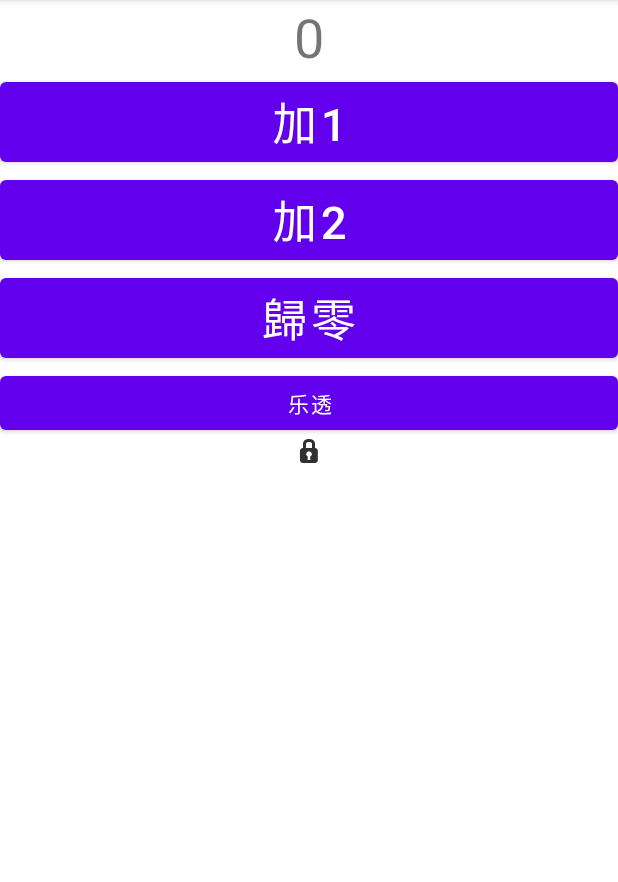
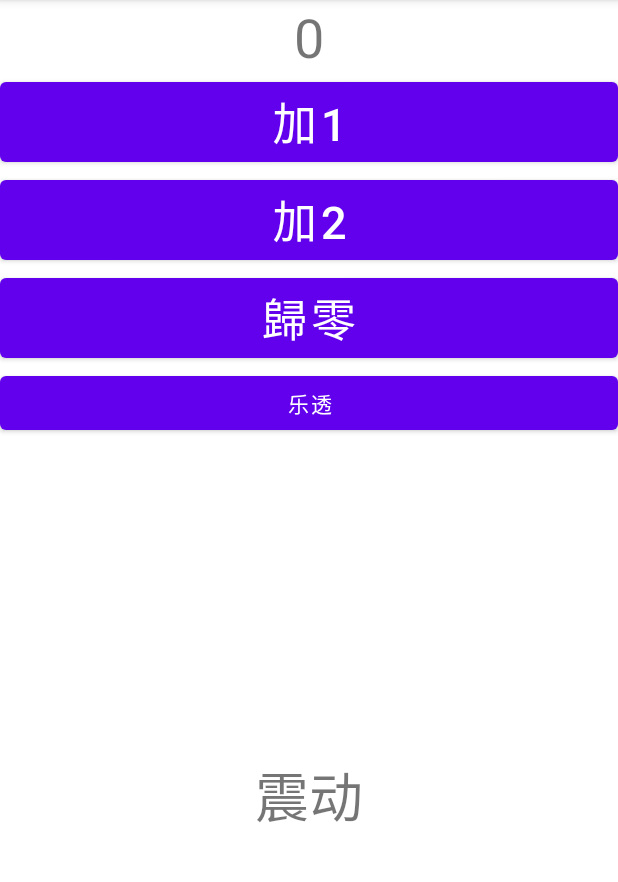
Before and after one commit to siasungsieng/Counter_20210322, an Android app: the screen it shows after launch (MainActivity), on a phone screen of 412 x 824 dp, the part 84-966 px from its top. Run offline under Robolectric (Android 15) with nearby library versions, the phone set to English and light mode, and no system bars; libraries missing offline, so code that uses them is left out: tw.edu.pu.

Commit message:
手指呀下早上

```diff
--- a/app/src/main/AndroidManifest.xml
+++ b/app/src/main/AndroidManifest.xml
@@ -1,6 +1,8 @@
 <?xml version="1.0" encoding="utf-8"?>
 <manifest xmlns:android="http://schemas.android.com/apk/res/android"
     package="tw.edu.pu.csim.tcyang.counter_20210322">
+
+    <uses-permission android:name="android.permission.VIBRATE"></uses-permission>
 
     <application
         android:allowBackup="true"
--- a/app/src/main/java/tw/edu/pu/csim/tcyang/counter_20210322/MainActivity.kt
+++ b/app/src/main/java/tw/edu/pu/csim/tcyang/counter_20210322/MainActivity.kt
@@ -1,12 +1,17 @@
 package tw.edu.pu.csim.tcyang.counter_20210322
 
+import android.content.Context
+import android.os.Build
 import androidx.appcompat.app.AppCompatActivity
 import android.os.Bundle
+import android.os.VibrationEffect
+import android.os.Vibrator
+import android.view.MotionEvent
 import android.view.View
 import kotlinx.android.synthetic.main.activity_main.*
 
 
-class MainActivity : AppCompatActivity(), View.OnClickListener {
+class MainActivity : AppCompatActivity(), View.OnClickListener, View.OnTouchListener {
 
     var counter:Int = 0
 
@@ -16,28 +21,36 @@ class MainActivity : AppCompatActivity(), View.OnClickListener {
         txv.setOnClickListener(this)
         img.setOnClickListener(this)
         //btn4.setOnClickListener(this)
-        btn4.setOnClickListener(object :View.OnClickListener {
+        btn4.setOnClickListener(object : View.OnClickListener {
             override fun onClick(v: View?) {
-                counter=(1..100).random()
+                counter = (1..100).random()
                 txv.text = counter.toString()
 
             }
 
 
         })
+        txv.setOnLongClickListener(object : View.OnLongClickListener {
+            override fun onLongClick(v: View?): Boolean {
+                counter += 2
+                txv.text = counter.toString()
+                return false
+            }
+
+        })
+        txvvb.setOnTouchListener(this)
     }
 
 
 
-    fun Add(v:View){
-        if (v == btn1){
+
+        fun Add(v: View) {
+            if (v == btn1) {
                 counter++
-        }
-        else if(v==btn2){
-            counter+=2
-        }
-        else{
-            counter=0
+            } else if (v == btn2) {
+                counter += 2
+            } else {
+                counter = 0
             }
 
             txv.text = counter.toString()
@@ -46,9 +59,8 @@ class MainActivity : AppCompatActivity(), View.OnClickListener {
         override fun onClick(v: View?) {
             if (v == txv) {
                 counter++
-        }
-        else if(v == img){
-            counter+=2
+            } else if (v == img) {
+                counter += 2
 
             }
             /*
@@ -63,5 +75,27 @@ class MainActivity : AppCompatActivity(), View.OnClickListener {
 
         }
 
+        override fun onTouch(v: View?, event: MotionEvent?): Boolean {
+
+            //txvvb.text="触控测试"
+            val vibrator = getSystemService(Context.VIBRATOR_SERVICE) as Vibrator
+
+            if (event?.action == MotionEvent.ACTION_DOWN) {
+                txvvb.text = "手指压下"
+                if (Build.VERSION.SDK_INT >= Build.VERSION_CODES.O) {
+                    //Build.VERSION.SDK_INT >= 26, New vibrate method for API Level 26 or higher
+                    vibrator.vibrate(VibrationEffect.createOneShot(5000, VibrationEffect.DEFAULT_AMPLITUDE))
+                } else {
+                    vibrator.vibrate(5000)
+                }
+            }
+            else if (event?.action == MotionEvent.ACTION_UP){
+                txvvb.text = "手指弹开"
+                vibrator.cancel()
+            }
+            return true
+        }
+
+
 
 }
--- a/app/src/main/res/layout/activity_main.xml
+++ b/app/src/main/res/layout/activity_main.xml
@@ -13,11 +13,8 @@
         android:layout_height="wrap_content"
         android:gravity="center"
         android:text="0"
-        android:textSize="36sp"
-        app:layout_constraintBottom_toBottomOf="parent"
-        app:layout_constraintLeft_toLeftOf="parent"
-        app:layout_constraintRight_toRightOf="parent"
-        app:layout_constraintTop_toTopOf="parent" />
+        android:textSize="36sp"/>
+
 
     <Button
         android:id="@+id/btn1"
@@ -49,6 +46,14 @@
         android:layout_height="wrap_content"
         android:text="乐透" />
 
+    <TextView
+        android:id="@+id/txvvb"
+        android:layout_width="match_parent"
+        android:layout_height="match_parent"
+        android:gravity="center"
+        android:text="震动"
+        android:textSize="36sp"/>
+
     <ImageView
         android:id="@+id/img"
         android:layout_width="match_parent"
```
Lines whose indentation alone changed are shown as unchanged.
